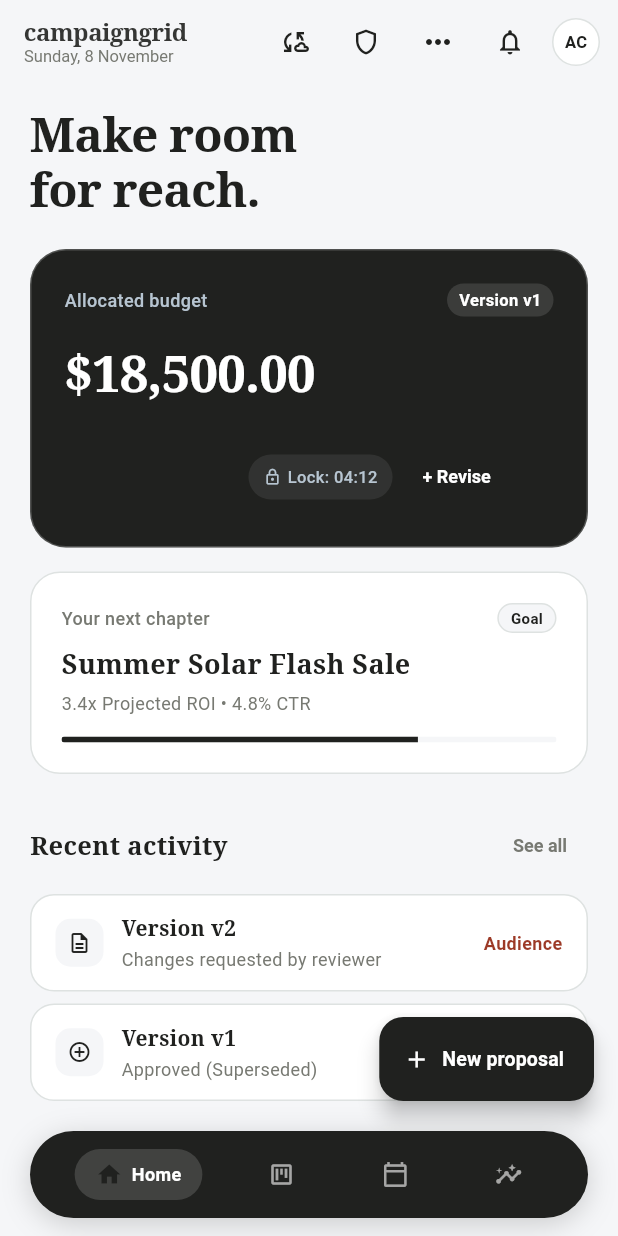
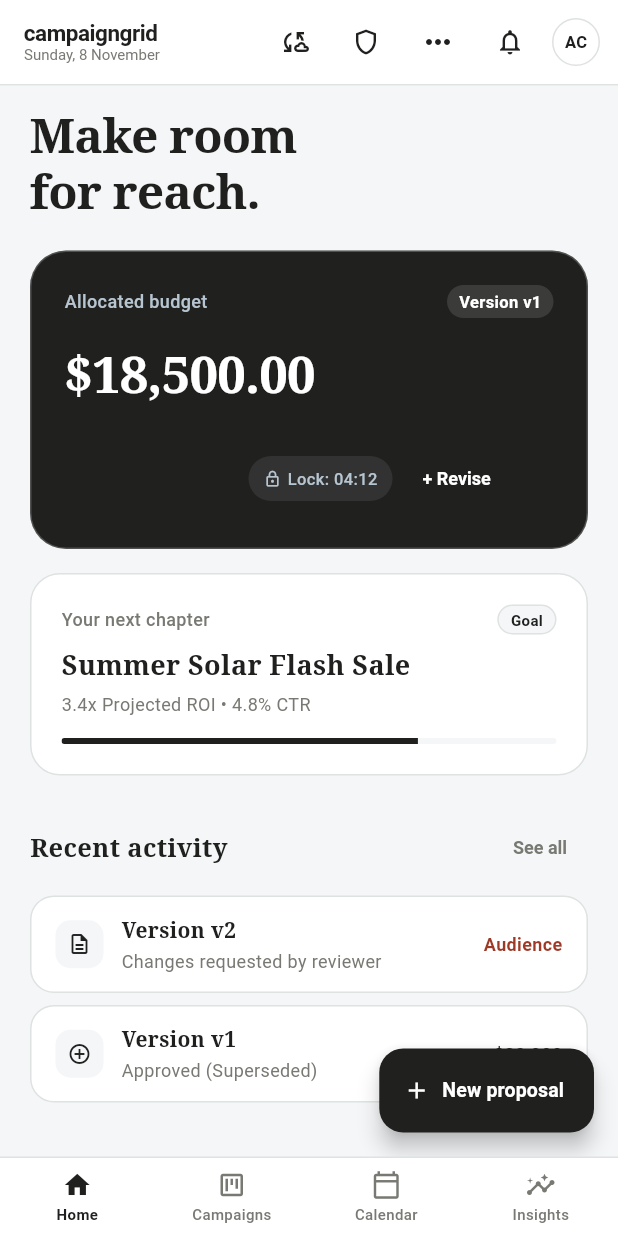
Before and after one commit to dravv-alt/Bit_Loggers_MarTech, a Flutter app: the screen it shows after launch, on a phone screen of 412 x 824 dp. Run offline on Flutter 3.47's test engine with Material 3 defaults, Android fonts, the phone set to English and light mode, and no system bars; network calls fail.

Commit message:
feat(navigation): implement wireframe fixed bottom navigation bar and clean top app bar

```diff
--- a/bit_loggers_app/lib/main.dart
+++ b/bit_loggers_app/lib/main.dart
@@ -112,29 +112,34 @@ class _MainShellState extends State<MainShell> {
     return Scaffold(
       backgroundColor: AppTheme.paper,
       appBar: AppBar(
-        backgroundColor: AppTheme.paper,
+        backgroundColor: AppTheme.leaf,
         elevation: 0,
+        bottom: const PreferredSize(
+          preferredSize: Size.fromHeight(1),
+          child: Divider(color: AppTheme.borderSage, height: 1),
+        ),
         title: Column(
           crossAxisAlignment: CrossAxisAlignment.start,
           mainAxisSize: MainAxisSize.min,
           children: [
-            Text(
+            const Text(
               'campaigngrid',
               style: TextStyle(
-                fontFamily: 'serif',
-                fontSize: 16,
-                fontWeight: FontWeight.bold,
-                color: AppTheme.textPrimary.withOpacity(0.9),
+                fontSize: 15,
+                fontWeight: FontWeight.w700,
+                color: AppTheme.textPrimary,
                 letterSpacing: -0.3,
               ),
+              overflow: TextOverflow.ellipsis,
             ),
             Text(
               formattedDate,
               style: const TextStyle(
-                fontSize: 11,
+                fontSize: 10,
                 color: AppTheme.textSecondary,
                 fontWeight: FontWeight.normal,
               ),
+              overflow: TextOverflow.ellipsis,
             ),
           ],
         ),
@@ -350,49 +355,49 @@ class _MainShellState extends State<MainShell> {
         ],
       ),
       body: currentScreen,
-      // Floating Bottom Navigation in Dark Forge (#1B3029) matching the reference image!
-      bottomNavigationBar: SafeArea(
-        child: Padding(
-          padding: const EdgeInsets.only(left: 20, right: 20, bottom: 12, top: 4),
-          child: Container(
-            height: 58,
-            decoration: BoxDecoration(
-              color: AppTheme.forge,
-              borderRadius: BorderRadius.circular(30),
-              boxShadow: [
-                BoxShadow(
-                  color: AppTheme.forge.withOpacity(0.2),
-                  blurRadius: 16,
-                  offset: const Offset(0, 4),
+      // Modern Wireframe Bottom Navigation Bar (White surface, 1px top border, vertical icon+label)
+      bottomNavigationBar: Container(
+        decoration: const BoxDecoration(
+          color: AppTheme.leaf,
+          border: Border(top: BorderSide(color: AppTheme.borderSage, width: 1)),
         ),
-              ],
-            ),
+        child: SafeArea(
+          top: false,
+          child: SizedBox(
+            height: 52,
             child: Row(
-              mainAxisAlignment: MainAxisAlignment.spaceEvenly,
               children: [
-                _buildNavItem(
+                Expanded(
+                  child: _buildNavItem(
                     index: 0,
                     label: 'Home',
                     icon: Icons.home_outlined,
                     activeIcon: Icons.home,
                   ),
-                _buildNavItem(
+                ),
+                Expanded(
+                  child: _buildNavItem(
                     index: 1,
-                  label: isReviewer ? 'Review Queue' : 'Campaigns',
+                    label: isReviewer ? 'Review' : 'Campaigns',
                     icon: isReviewer ? Icons.fact_check_outlined : Icons.view_kanban_outlined,
                     activeIcon: isReviewer ? Icons.fact_check : Icons.view_kanban,
                   ),
-                _buildNavItem(
+                ),
+                Expanded(
+                  child: _buildNavItem(
                     index: 2,
                     label: 'Calendar',
                     icon: Icons.calendar_today_outlined,
                     activeIcon: Icons.calendar_today,
                   ),
-                _buildNavItem(
+                ),
+                Expanded(
+                  child: _buildNavItem(
                     index: 3,
                     label: 'Insights',
                     icon: Icons.insights_outlined,
                     activeIcon: Icons.insights,
+                  ),
                 ),
               ],
             ),
@@ -411,33 +416,28 @@ class _MainShellState extends State<MainShell> {
     final active = _currentIndex == index;
     return InkWell(
       onTap: () => setState(() => _currentIndex = index),
-      borderRadius: BorderRadius.circular(20),
-      child: AnimatedContainer(
-        duration: const Duration(milliseconds: 150),
-        padding: const EdgeInsets.symmetric(horizontal: 14, vertical: 8),
-        decoration: BoxDecoration(
-          color: active ? AppTheme.leaf.withOpacity(0.15) : Colors.transparent,
-          borderRadius: BorderRadius.circular(20),
-        ),
-        child: Row(
+      child: Padding(
+        padding: const EdgeInsets.symmetric(vertical: 4),
+        child: Column(
           mainAxisSize: MainAxisSize.min,
+          mainAxisAlignment: MainAxisAlignment.center,
           children: [
             Icon(
               active ? activeIcon : icon,
-              size: 18,
-              color: active ? AppTheme.verdictLime : AppTheme.leaf.withOpacity(0.6),
+              size: 20,
+              color: active ? AppTheme.forge : AppTheme.textSecondary,
             ),
-            if (active) ...[
-              const SizedBox(width: 6),
+            const SizedBox(height: 2),
             Text(
               label,
-                style: const TextStyle(
-                  fontSize: 12,
-                  fontWeight: FontWeight.w600,
-                  color: AppTheme.leaf,
+              style: TextStyle(
+                fontSize: 10,
+                fontWeight: active ? FontWeight.w700 : FontWeight.w500,
+                color: active ? AppTheme.forge : AppTheme.textSecondary,
               ),
+              maxLines: 1,
+              overflow: TextOverflow.ellipsis,
             ),
-            ],
           ],
         ),
       ),
```
Lines whose indentation alone changed are shown as unchanged.
